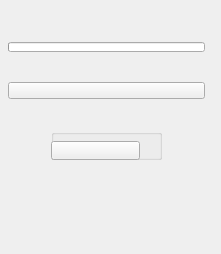
First picture: the form in ui/1_base_menus/2_sub_menus/3_main_menus/fx.ui, repository m3trik/Scripts_portable, before the edit.
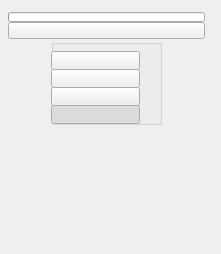
Second picture: the form after the edit. Custom widgets are drawn as their Qt base class.

What changed in the file:
```diff
--- a/ui/1_base_menus/2_sub_menus/3_main_menus/fx.ui
+++ b/ui/1_base_menus/2_sub_menus/3_main_menus/fx.ui
@@ -88,6 +88,12 @@
          </property>
          <item>
           <widget class="QGroupBox" name="groupBox_2">
+           <property name="minimumSize">
+            <size>
+             <width>0</width>
+             <height>86</height>
+            </size>
+           </property>
            <property name="maximumSize">
             <size>
              <width>111</width>
@@ -157,6 +163,19 @@
            </widget>
           </widget>
          </item>
+         <item>
+          <spacer name="verticalSpacer">
+           <property name="orientation">
+            <enum>Qt::Vertical</enum>
+           </property>
+           <property name="sizeHint" stdset="0">
+            <size>
+             <width>20</width>
+             <height>40</height>
+            </size>
+           </property>
+          </spacer>
+         </item>
         </layout>
        </item>
        <item>
```
